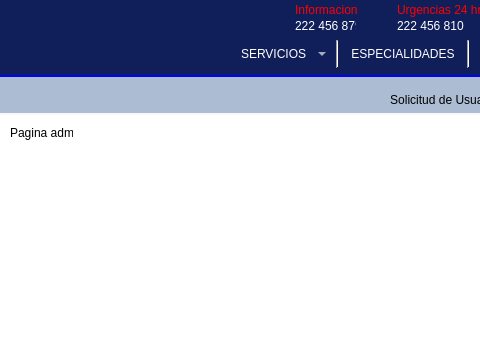
Laloses/Hospital, file mainwindow.ui: the form before one commit; both pictures show x 0 to 480 and y 0 to 358 of the 886 by 520 pixel window.
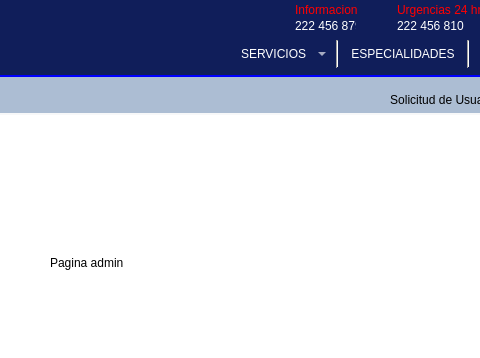
The form after the commit. The open tabs and pages were chosen to show the change. Icons and pictures are not drawn.

Commit message: agrege un stack en administrador

```diff
--- a/mainwindow.ui
+++ b/mainwindow.ui
@@ -2103,19 +2103,6 @@
 	border-bottom: 2px solid #f7f8f9 ;
 }</string>
        </property>
-       <widget class="QLabel" name="label_pageAdmin">
-        <property name="geometry">
-         <rect>
-          <x>10</x>
-          <y>50</y>
-          <width>63</width>
-          <height>16</height>
-         </rect>
-        </property>
-        <property name="text">
-         <string>Pagina admin</string>
-        </property>
-       </widget>
        <widget class="QWidget" name="widget_opcionesPerfAdmin" native="true">
         <property name="geometry">
          <rect>
@@ -2202,6 +2189,32 @@
          </item>
         </layout>
        </widget>
+       <widget class="QStackedWidget" name="stackedWidget">
+        <property name="geometry">
+         <rect>
+          <x>10</x>
+          <y>50</y>
+          <width>861</width>
+          <height>381</height>
+         </rect>
+        </property>
+        <widget class="QWidget" name="page_2">
+         <widget class="QLabel" name="label_pageAdmin">
+          <property name="geometry">
+           <rect>
+            <x>40</x>
+            <y>130</y>
+            <width>77</width>
+            <height>16</height>
+           </rect>
+          </property>
+          <property name="text">
+           <string>Pagina admin</string>
+          </property>
+         </widget>
+        </widget>
+        <widget class="QWidget" name="page_3"/>
+       </widget>
       </widget>
      </widget>
     </item>
```
Left out of the diff: 4 changed lines with no effect on the pictures. The commit also changes 1 other file.
